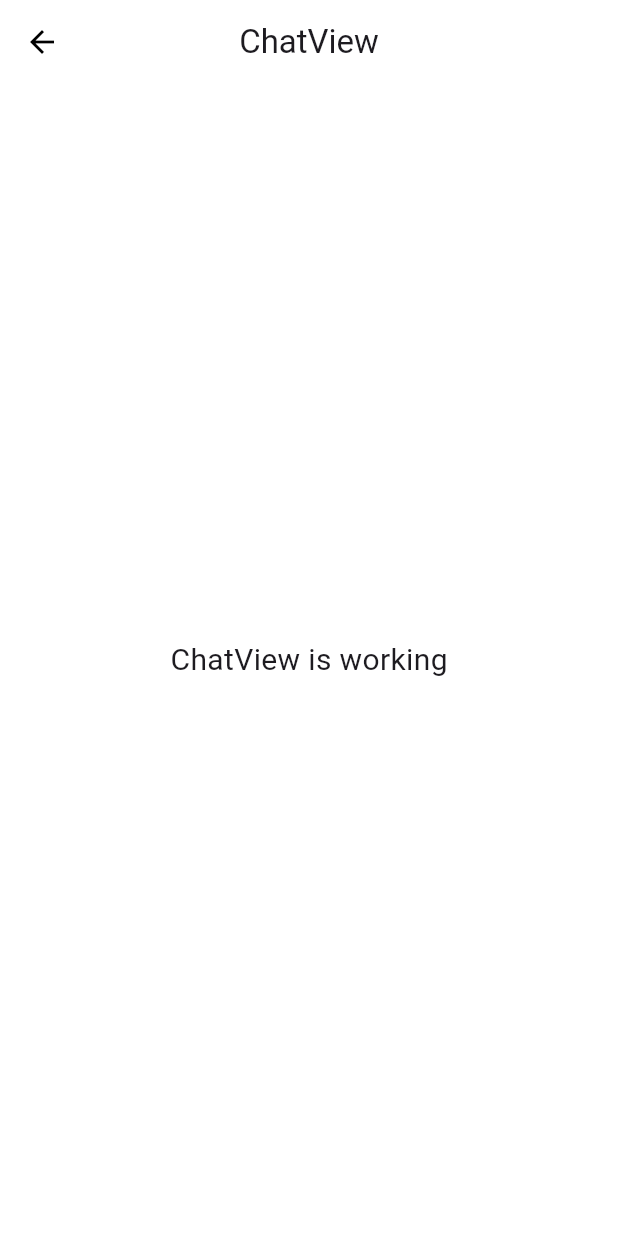
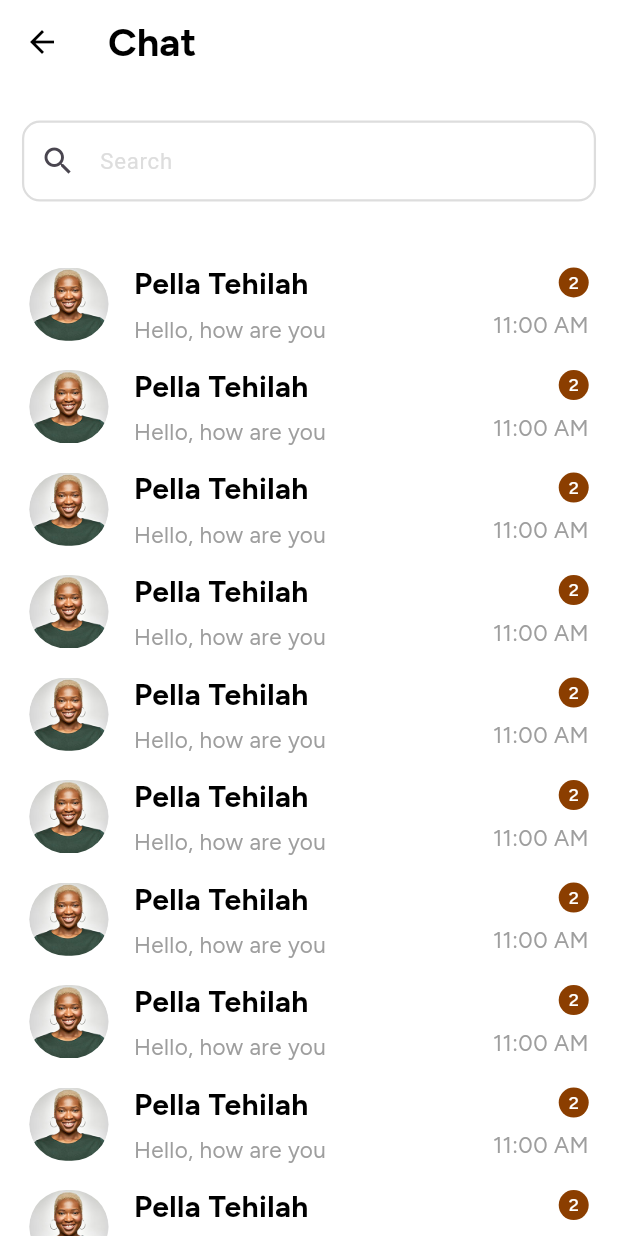
Before and after one commit to theflaury/flaury_business_app, a Flutter app: the ChatView screen opened by its route, on a phone screen of 412 x 824 dp. Run offline on Flutter 3.47's test engine with Material 3 defaults, Android fonts, the phone set to English and light mode, and no system bars; our stand-ins replace carousel_slider, flutter_screenutil, get, get_storage, google_fonts, iconsax_flutter and 3 more; accounts and stored records are empty; statements that could not run were skipped.

Commit message:
chat 75% completed

```diff
--- a/lib/app/modules/chat/views/chat_view.dart
+++ b/lib/app/modules/chat/views/chat_view.dart
@@ -1,22 +1,50 @@
+import 'package:flaury_provider/app/widgets/textfields.dart';
 import 'package:flutter/material.dart';
+import 'package:flutter/widgets.dart';
 
 import 'package:get/get.dart';
 
+import '../../../utils/constants/images.dart';
+import '../../../utils/theme/colors.dart';
+import '../../../widgets/apptext.dart';
+import '../../../widgets/space.dart';
 import '../controllers/chat_controller.dart';
+import 'widgets/chatwidget.dart';
 
 class ChatView extends GetView<ChatController> {
-  const ChatView({Key? key}) : super(key: key);
+  const ChatView({super.key});
+
   @override
   Widget build(BuildContext context) {
     return Scaffold(
       appBar: AppBar(
-        title: const Text('ChatView'),
-        centerTitle: true,
+        title: BigAppText('Chat'),
       ),
-      body: const Center(
-        child: Text(
-          'ChatView is working',
-          style: TextStyle(fontSize: 20),
+      body: SafeArea(
+        child: Column(
+          children: [
+            Padding(
+              padding: simPad(15, 15),
+              child: const AppTextFormField(
+                  textInputAction: TextInputAction.next,
+                  hint: 'Search',
+                  prefixIcon: Icon(Icons.search)),
+            ),
+            vSpace(20),
+            Expanded(
+              flex: 2,
+              child: ListView.builder(
+                itemCount: 10,
+                itemBuilder: (context, index) {
+                  return const ChatWidget(
+                    title: 'Pella Tehilah',
+                    subtitle: 'Hello, how are you',
+                    image: AppImages.profileimg,
+                  );
+                },
+              ),
+            ),
+          ],
         ),
       ),
     );
--- /dev/null
+++ b/lib/app/modules/chat/views/widgets/chatwidget.dart
@@ -0,0 +1,109 @@
+import 'package:flaury_provider/app/utils/constants/sizes.dart';
+import 'package:flutter/foundation.dart';
+import 'package:flutter/material.dart';
+import 'package:flutter_screenutil/flutter_screenutil.dart';
+import 'package:iconsax_flutter/iconsax_flutter.dart';
+
+import '../../../../utils/theme/colors.dart';
+import '../../../../widgets/apptext.dart';
+import '../../../../widgets/space.dart';
+
+class ChatWidget extends StatelessWidget {
+  const ChatWidget({
+    super.key,
+    required this.title,
+    required this.subtitle,
+    required this.image,
+  });
+
+  final String title;
+  final String subtitle;
+  final String image;
+  @override
+  Widget build(BuildContext context) {
+    return GestureDetector(
+      onTap: () {
+        // Handle tap gesture here (e.g., navigate to another page)
+        if (kDebugMode) {
+          print('Chat container tapped!');
+        }
+      },
+      child: Center(
+        child: Container(
+          padding: simPad(0, 20),
+          width: double.infinity,
+          height: 70.h,
+          decoration: const BoxDecoration(
+            color: AppColors.white,
+          ),
+          // Inner container with the icon
+          child: Row(
+            mainAxisAlignment: MainAxisAlignment.start,
+            crossAxisAlignment: CrossAxisAlignment.center,
+            children: [
+              Container(
+                width: 50.w,
+                height: 50.h,
+                decoration: BoxDecoration(
+                  borderRadius: BorderRadius.circular(50),
+                  color: Colors.transparent,
+                  image: DecorationImage(
+                      image: AssetImage(image), fit: BoxFit.cover),
+                ),
+              ),
+              hSpace(AppSizes.md),
+              // header text and description
+              Column(
+                mainAxisAlignment: MainAxisAlignment.center,
+                crossAxisAlignment: CrossAxisAlignment.start,
+                children: [
+                  SizedBox(
+                    width: 220.h,
+                    child: BigAppText(
+                      title,
+                      fontSize: 20,
+                    ),
+                  ),
+                  vSpace(5),
+                  SizedBox(
+                    width: 220.h,
+                    child: SmallAppText(
+                      subtitle,
+                      color: AppColors.grey,
+                      fontSize: 15,
+                    ),
+                  ),
+                ],
+              ),
+              const Spacer(),
+              Column(
+                mainAxisAlignment: MainAxisAlignment.center,
+                crossAxisAlignment: CrossAxisAlignment.end,
+                children: [
+                  // Message count
+                  CircleAvatar(
+                      backgroundColor: AppColors.primary,
+                      radius: 10,
+                      child: Center(
+                        child: SmallAppText(
+                          '2',
+                          color: AppColors.white,
+                          fontSize: 12,
+                        ),
+                      )),
+                  vSpace(AppSizes.sm),
+                  // Time
+                  SmallAppText(
+                    '11:00 AM',
+                    color: AppColors.grey,
+                    fontSize: 15,
+                  )
+                ],
+              ),
+            ],
+          ),
+        ),
+      ),
+    );
+  }
+}
```
